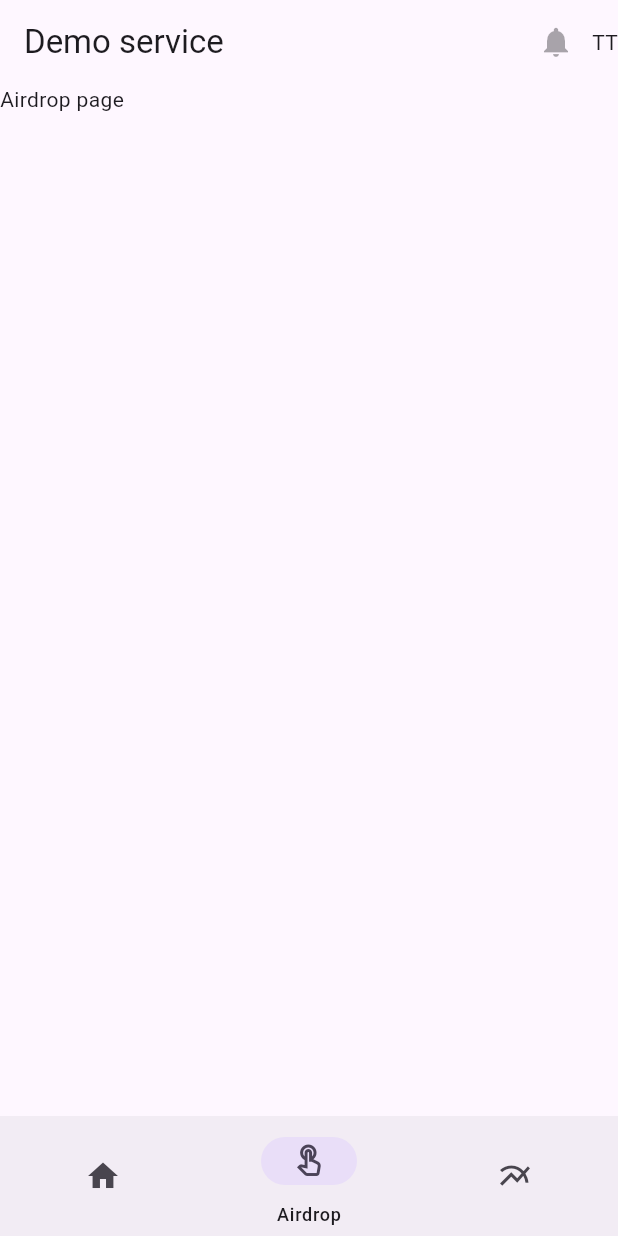
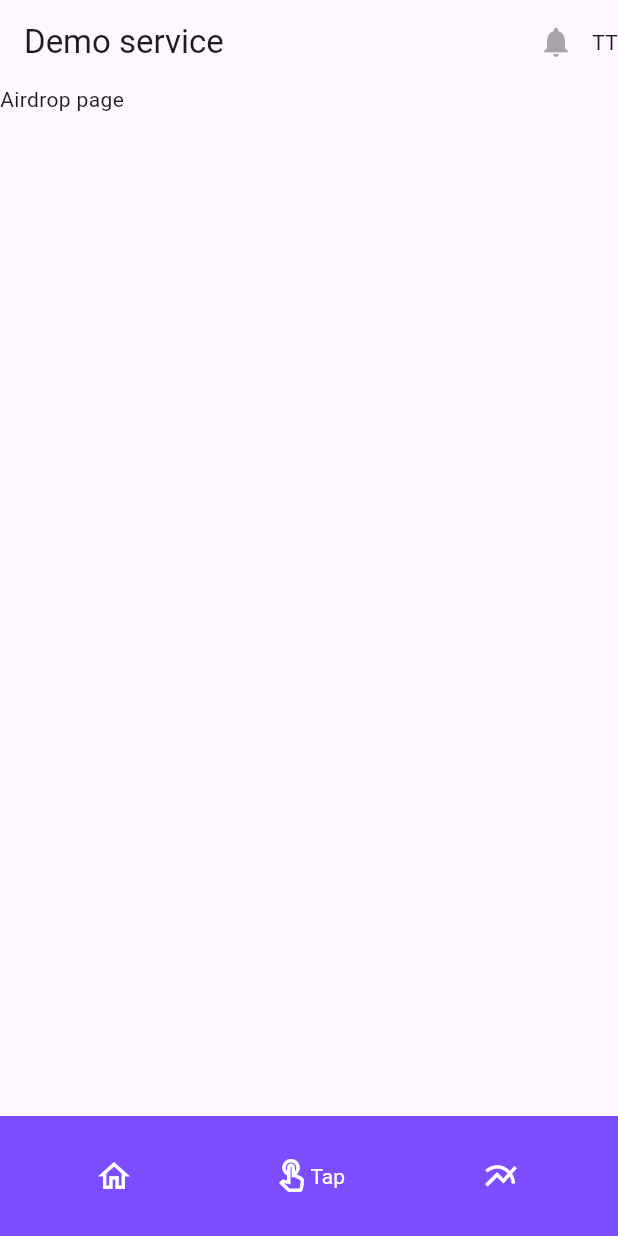
Before and after one commit to thanhtung1010/tt-flutter-airdrop-service, a Flutter app: the screen it shows after launch, item 2 of the bottom bar chosen, on a phone screen of 412 x 824 dp. Run offline on Flutter 3.47's test engine with Material 3 defaults, Android fonts, the phone set to English and light mode, and no system bars; our stand-ins replace auto_route; generated files the repository leaves out were written again.

Commit message:
update bottom bar

```diff
--- a/lib/_uis/widgets/bottom-bar.dart
+++ b/lib/_uis/widgets/bottom-bar.dart
@@ -14,56 +14,100 @@ class BottomBarWidgetState extends State<BottomBarWidget> {
 
   @override
   Widget build(BuildContext context) {
-    return NavigationBar(
-      selectedIndex: _selectedIndex,
-      labelBehavior: NavigationDestinationLabelBehavior.onlyShowSelected,
-      destinations: <Widget>[
-        NavigationDestination(
-          icon: IconButton(
+    return BottomAppBar(
+      shape: CircularNotchedRectangle(),
+      color: Colors.deepPurpleAccent,
+      child: IconTheme(
+        data: IconThemeData(color: Theme.of(context).colorScheme.onPrimary),
+        child: Flex(
+          direction: Axis.horizontal,
+          mainAxisAlignment: MainAxisAlignment.spaceAround,
+          children: <Widget>[
+            TextButton(
               onPressed: () {
+                if (!context.router.isRouteActive('HomeRoute')) {
                   context.router.push(HomeRoute());
+                }
                 setState(() {
                   _selectedIndex = 0;
                 });
               },
-            icon: Icon(Icons.home_sharp),
-            hoverColor: Colors.transparent,
-            splashColor: Colors.transparent,
-            highlightColor: Colors.transparent,
+              style: TextButton.styleFrom(
+                iconColor: Colors.white,
+                iconSize: 25,
+                textStyle: TextStyle(color: Colors.white),
               ),
-          label: 'Home',
+              child: Flex(
+                direction: Axis.horizontal,
+                mainAxisAlignment: MainAxisAlignment.start,
+                crossAxisAlignment: CrossAxisAlignment.center,
+                spacing: 4,
+                children: <Widget>[
+                  Icon(Icons.home_outlined),
+                  _selectedIndex == 0 ? Text(
+                    'Home',
+                    style: TextStyle(color: Colors.white),
+                  ) : Text(''),
+                ],
               ),
-        NavigationDestination(
-          icon: IconButton(
+            ),
+            TextButton(
               onPressed: () {
+                if (!context.router.isRouteActive('AirdropRoute')) {
                   context.router.push(AirdropRoute());
+                }
                 setState(() {
                   _selectedIndex = 1;
                 });
               },
-            icon: Icon(Icons.touch_app_outlined),
-            hoverColor: Colors.transparent,
-            splashColor: Colors.transparent,
-            highlightColor: Colors.transparent,
+              style: TextButton.styleFrom(
+                iconColor: Colors.white,
+                iconSize: 25,
+                textStyle: TextStyle(color: Colors.white),
               ),
-          label: 'Airdrop',
+              child: Flex(
+                direction: Axis.horizontal,
+                mainAxisAlignment: MainAxisAlignment.start,
+                crossAxisAlignment: CrossAxisAlignment.center,
+                children: <Widget>[
+                  Icon(Icons.touch_app_outlined),
+                  _selectedIndex == 1 ? Text(
+                    'Tap',
+                    style: TextStyle(color: Colors.white),
+                  ) : Text(''),
+                ],
               ),
-        NavigationDestination(
-          icon: IconButton(
+            ),
+            TextButton(
               onPressed: () {
+                if (!context.router.isRouteActive('DepinRoute')) {
                   context.router.push(DepinRoute());
+                }
                 setState(() {
                   _selectedIndex = 2;
                 });
               },
-            icon: Icon(Icons.multiline_chart_sharp),
-            hoverColor: Colors.transparent,
-            splashColor: Colors.transparent,
-            highlightColor: Colors.transparent,
+              style: TextButton.styleFrom(
+                iconColor: Colors.white,
+                iconSize: 25,
+                textStyle: TextStyle(color: Colors.white),
               ),
-          label: 'Depin',
+              child: Flex(
+                direction: Axis.horizontal,
+                mainAxisAlignment: MainAxisAlignment.start,
+                crossAxisAlignment: CrossAxisAlignment.center,
+                children: <Widget>[
+                  Icon(Icons.multiline_chart_sharp),
+                  _selectedIndex == 2 ? Text(
+                    'Depin',
+                    style: TextStyle(color: Colors.white),
+                  ) : Text(''),
+                ],
+              ),
             ),
           ],
+        ),
+      ),
     );
   }
 }
```
Also changed, not shown: lib/_routers/router.gr.dart (deleted). Lines whose indentation alone changed are shown as unchanged.
